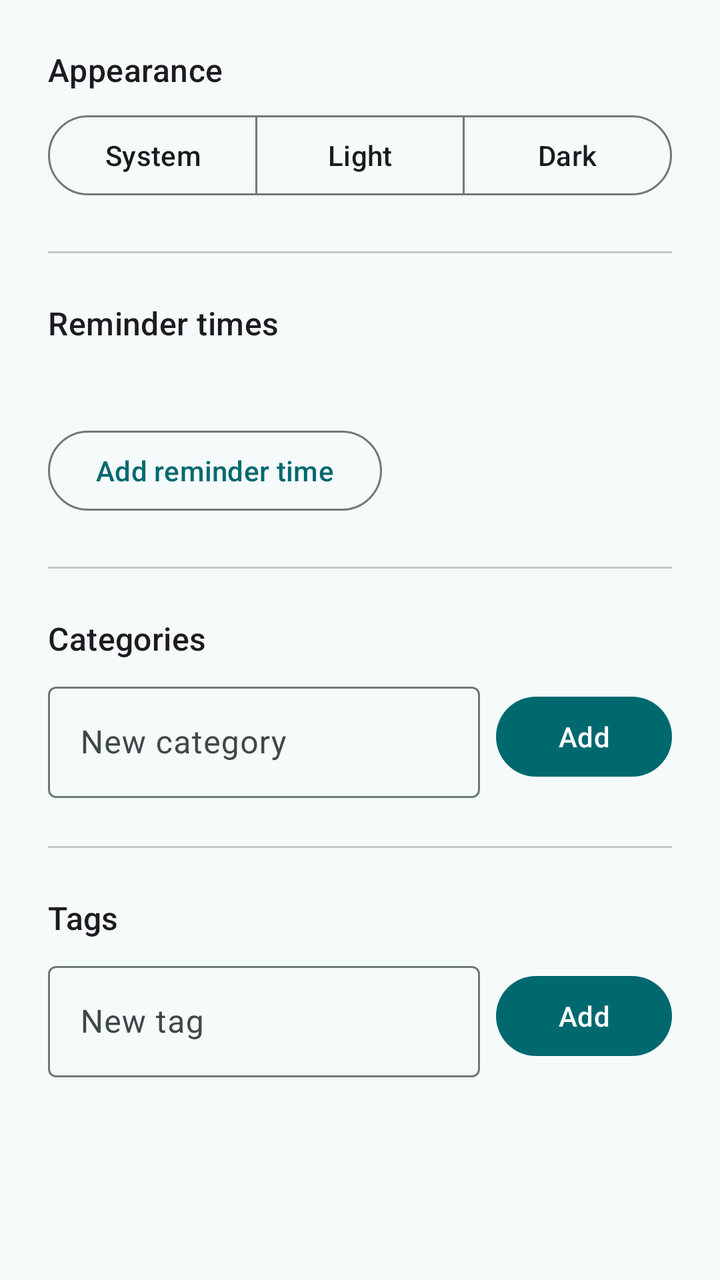
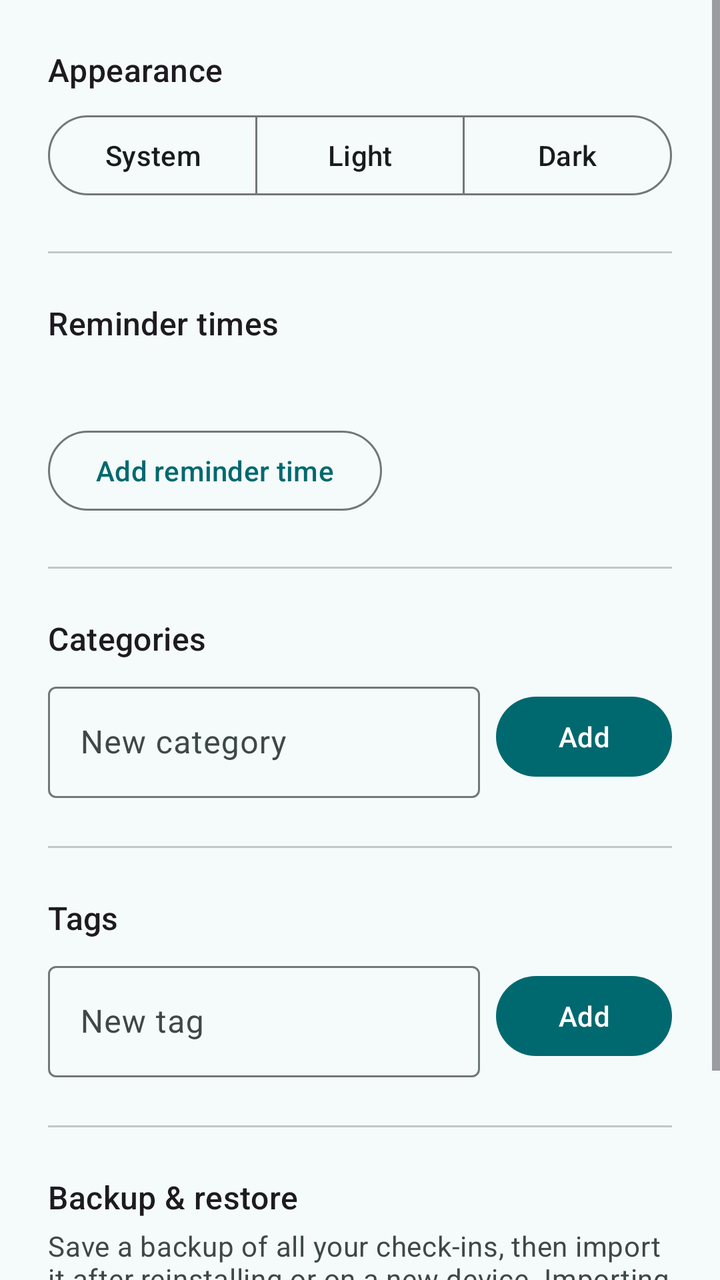

Screens rendered from an Android XML layout before and after an edit, with the pre-edit source and the edit as a unified diff.
<!-- AndroidManifest.xml: application theme Theme.Baromi -->
<!-- res/layout/activity_settings.xml -->
<?xml version="1.0" encoding="utf-8"?>
<ScrollView xmlns:android="http://schemas.android.com/apk/res/android"
    xmlns:app="http://schemas.android.com/apk/res-auto"
    android:layout_width="match_parent"
    android:layout_height="match_parent"
    android:clipToPadding="false"
    android:fitsSystemWindows="true"
    android:fillViewport="true">

    <LinearLayout
        android:layout_width="match_parent"
        android:layout_height="wrap_content"
        android:orientation="vertical"
        android:padding="24dp">

        <TextView
            android:layout_width="wrap_content"
            android:layout_height="wrap_content"
            android:text="@string/appearance_header"
            android:textAppearance="?attr/textAppearanceTitleMedium" />

        <com.google.android.material.button.MaterialButtonToggleGroup
            android:id="@+id/themeToggle"
            android:layout_width="match_parent"
            android:layout_height="wrap_content"
            android:layout_marginTop="8dp"
            app:selectionRequired="true"
            app:singleSelection="true">

            <com.google.android.material.button.MaterialButton
                android:id="@+id/themeSystem"
                style="?attr/materialButtonOutlinedStyle"
                android:layout_width="0dp"
                android:layout_height="wrap_content"
                android:layout_weight="1"
                android:text="@string/theme_system" />

            <com.google.android.material.button.MaterialButton
                android:id="@+id/themeLight"
                style="?attr/materialButtonOutlinedStyle"
                android:layout_width="0dp"
                android:layout_height="wrap_content"
                android:layout_weight="1"
                android:text="@string/theme_light" />

            <com.google.android.material.button.MaterialButton
                android:id="@+id/themeDark"
                style="?attr/materialButtonOutlinedStyle"
                android:layout_width="0dp"
                android:layout_height="wrap_content"
                android:layout_weight="1"
                android:text="@string/theme_dark" />
        </com.google.android.material.button.MaterialButtonToggleGroup>

        <View
            android:layout_width="match_parent"
            android:layout_height="1dp"
            android:layout_marginTop="24dp"
            android:layout_marginBottom="24dp"
            android:background="?attr/colorOutlineVariant" />

        <TextView
            android:layout_width="wrap_content"
            android:layout_height="wrap_content"
            android:text="@string/reminders_header"
            android:textAppearance="?attr/textAppearanceTitleMedium" />

        <TextView
            android:id="@+id/reminderStatus"
            android:layout_width="match_parent"
            android:layout_height="wrap_content"
            android:layout_marginTop="4dp"
            android:textAppearance="?attr/textAppearanceBodyMedium"
            android:textColor="?attr/colorOnSurfaceVariant" />

        <com.google.android.material.button.MaterialButton
            android:id="@+id/buttonGrantPermissions"
            android:layout_width="wrap_content"
            android:layout_height="wrap_content"
            android:layout_marginTop="4dp"
            android:text="@string/grant_permission"
            android:visibility="gone" />

        <LinearLayout
            android:id="@+id/containerReminders"
            android:layout_width="match_parent"
            android:layout_height="wrap_content"
            android:layout_marginTop="8dp"
            android:orientation="vertical" />

        <com.google.android.material.button.MaterialButton
            android:id="@+id/buttonAddTime"
            style="?attr/materialButtonOutlinedStyle"
            android:layout_width="wrap_content"
            android:layout_height="wrap_content"
            android:layout_marginTop="8dp"
            android:text="@string/add_reminder_time" />

        <View
            android:layout_width="match_parent"
            android:layout_height="1dp"
            android:layout_marginTop="24dp"
            android:layout_marginBottom="24dp"
            android:background="?attr/colorOutlineVariant" />

        <TextView
            android:layout_width="wrap_content"
            android:layout_height="wrap_content"
            android:text="@string/categories_header"
            android:textAppearance="?attr/textAppearanceTitleMedium" />

        <LinearLayout
            android:id="@+id/containerCategories"
            android:layout_width="match_parent"
            android:layout_height="wrap_content"
            android:orientation="vertical" />

        <LinearLayout
            android:layout_width="match_parent"
            android:layout_height="wrap_content"
            android:layout_marginTop="8dp"
            android:gravity="center_vertical"
            android:orientation="horizontal">

            <com.google.android.material.textfield.TextInputLayout
                android:id="@+id/inputCategoryLayout"
                android:layout_width="0dp"
                android:layout_height="wrap_content"
                android:layout_weight="1"
                android:hint="@string/new_category_hint">

                <com.google.android.material.textfield.TextInputEditText
                    android:id="@+id/inputNewCategory"
                    android:layout_width="match_parent"
                    android:layout_height="wrap_content"
                    android:inputType="text|textCapSentences|textNoSuggestions"
                    android:maxLength="40" />
            </com.google.android.material.textfield.TextInputLayout>

            <com.google.android.material.button.MaterialButton
                android:id="@+id/buttonAddCategory"
                android:layout_width="wrap_content"
                android:layout_height="wrap_content"
                android:layout_marginStart="8dp"
                android:text="@string/add_category" />
        </LinearLayout>

        <View
            android:layout_width="match_parent"
            android:layout_height="1dp"
            android:layout_marginTop="24dp"
            android:layout_marginBottom="24dp"
            android:background="?attr/colorOutlineVariant" />

        <TextView
            android:layout_width="wrap_content"
            android:layout_height="wrap_content"
            android:text="@string/tags_header"
            android:textAppearance="?attr/textAppearanceTitleMedium" />

        <LinearLayout
            android:id="@+id/containerTags"
            android:layout_width="match_parent"
            android:layout_height="wrap_content"
            android:orientation="vertical" />

        <LinearLayout
            android:layout_width="match_parent"
            android:layout_height="wrap_content"
            android:layout_marginTop="8dp"
            android:gravity="center_vertical"
            android:orientation="horizontal">

            <com.google.android.material.textfield.TextInputLayout
                android:id="@+id/inputTagLayout"
                android:layout_width="0dp"
                android:layout_height="wrap_content"
                android:layout_weight="1"
                android:hint="@string/new_tag_hint">

                <com.google.android.material.textfield.TextInputEditText
                    android:id="@+id/inputNewTag"
                    android:layout_width="match_parent"
                    android:layout_height="wrap_content"
                    android:inputType="text|textNoSuggestions"
                    android:maxLength="40" />
            </com.google.android.material.textfield.TextInputLayout>

            <com.google.android.material.button.MaterialButton
                android:id="@+id/buttonAddTag"
                android:layout_width="wrap_content"
                android:layout_height="wrap_content"
                android:layout_marginStart="8dp"
                android:text="@string/add_tag" />
        </LinearLayout>
    </LinearLayout>
</ScrollView>
<!-- resources referenced by this layout -->
<resources>
  <string name="add_category">Add</string>
  <string name="add_reminder_time">Add reminder time</string>
  <string name="add_tag">Add</string>
  <string name="appearance_header">Appearance</string>
  <string name="categories_header">Categories</string>
  <string name="grant_permission">Grant permission</string>
  <string name="new_category_hint">New category</string>
  <string name="new_tag_hint">New tag</string>
  <string name="reminders_header">Reminder times</string>
  <string name="tags_header">Tags</string>
  <string name="theme_dark">Dark</string>
  <string name="theme_light">Light</string>
  <string name="theme_system">System</string>
  <color name="baromi_primary">#00696F</color>
  <color name="baromi_on_primary">#FFFFFF</color>
  <color name="baromi_primary_container">#6FF6FF</color>
  <color name="baromi_on_primary_container">#002022</color>
  <color name="baromi_secondary">#4A6365</color>
  <color name="baromi_on_secondary">#FFFFFF</color>
  <color name="baromi_secondary_container">#CDE7E9</color>
  <color name="baromi_on_secondary_container">#051F21</color>
  <color name="baromi_tertiary">#7E5700</color>
  <color name="baromi_on_tertiary">#FFFFFF</color>
  <color name="baromi_tertiary_container">#FFDDB1</color>
  <color name="baromi_on_tertiary_container">#281800</color>
  <color name="baromi_error">#BA1A1A</color>
  <color name="baromi_on_error">#FFFFFF</color>
  <color name="baromi_error_container">#FFDAD6</color>
  <color name="baromi_on_error_container">#410002</color>
  <color name="baromi_background">#F5FAFB</color>
  <color name="baromi_on_background">#171D1E</color>
  <color name="baromi_surface">#F5FAFB</color>
  <color name="baromi_on_surface">#171D1E</color>
  <color name="baromi_surface_variant">#DAE4E5</color>
  <color name="baromi_on_surface_variant">#3F4849</color>
  <color name="baromi_outline">#6F797A</color>
  <color name="baromi_outline_variant">#BFC8C9</color>
  <color name="baromi_inverse_surface">#2B3132</color>
  <color name="baromi_inverse_on_surface">#ECF2F3</color>
  <color name="baromi_inverse_primary">#4FD8E0</color>
  <color name="baromi_surface_dim">#D6DCDD</color>
  <color name="baromi_surface_bright">#F5FAFB</color>
  <color name="baromi_surface_container_lowest">#FFFFFF</color>
  <color name="baromi_surface_container_low">#EFF5F6</color>
  <color name="baromi_surface_container">#EAF0F1</color>
  <color name="baromi_surface_container_high">#E4EAEB</color>
  <color name="baromi_surface_container_highest">#DEE4E5</color>
  <color name="baromi_primary_fixed">#6FF6FF</color>
  <color name="baromi_primary_fixed_dim">#4FD8E0</color>
  <color name="baromi_on_primary_fixed">#002022</color>
  <color name="baromi_on_primary_fixed_variant">#004F55</color>
  <color name="baromi_secondary_fixed">#CDE7E9</color>
  <color name="baromi_secondary_fixed_dim">#B1CBCD</color>
  <color name="baromi_on_secondary_fixed">#051F21</color>
  <color name="baromi_on_secondary_fixed_variant">#324B4D</color>
  <color name="baromi_tertiary_fixed">#FFDDB1</color>
  <color name="baromi_tertiary_fixed_dim">#F5BD48</color>
  <color name="baromi_on_tertiary_fixed">#281800</color>
  <color name="baromi_on_tertiary_fixed_variant">#5F3F00</color>
  <!-- unchanged entries left out for length: 1 -->
</resources>

<!-- the commit's change to res/layout/activity_settings.xml (unified diff, before → after) -->
@@ -193,5 +193,51 @@
                 android:layout_marginStart="8dp"
                 android:text="@string/add_tag" />
         </LinearLayout>
+
+        <View
+            android:layout_width="match_parent"
+            android:layout_height="1dp"
+            android:layout_marginTop="24dp"
+            android:layout_marginBottom="24dp"
+            android:background="?attr/colorOutlineVariant" />
+
+        <TextView
+            android:layout_width="wrap_content"
+            android:layout_height="wrap_content"
+            android:text="@string/data_header"
+            android:textAppearance="?attr/textAppearanceTitleMedium" />
+
+        <TextView
+            android:layout_width="match_parent"
+            android:layout_height="wrap_content"
+            android:layout_marginTop="4dp"
+            android:text="@string/backup_description"
+            android:textAppearance="?attr/textAppearanceBodyMedium"
+            android:textColor="?attr/colorOnSurfaceVariant" />
+
+        <LinearLayout
+            android:layout_width="match_parent"
+            android:layout_height="wrap_content"
+            android:layout_marginTop="12dp"
+            android:gravity="center_vertical"
+            android:orientation="horizontal">
+
+            <com.google.android.material.button.MaterialButton
+                android:id="@+id/buttonExportBackup"
+                style="?attr/materialButtonOutlinedStyle"
+                android:layout_width="0dp"
+                android:layout_height="wrap_content"
+                android:layout_weight="1"
+                android:text="@string/export_backup" />
+
+            <com.google.android.material.button.MaterialButton
+                android:id="@+id/buttonImportBackup"
+                style="?attr/materialButtonOutlinedStyle"
+                android:layout_width="0dp"
+                android:layout_height="wrap_content"
+                android:layout_marginStart="8dp"
+                android:layout_weight="1"
+                android:text="@string/import_backup" />
+        </LinearLayout>
     </LinearLayout>
 </ScrollView>
<!-- resource entries referenced after the edit -->
@@ -4,8 +4,12 @@
   <string name="add_reminder_time">Add reminder time</string>
   <string name="add_tag">Add</string>
   <string name="appearance_header">Appearance</string>
+  <string name="backup_description">Save a backup of all your check-ins, then import it after reinstalling or on a new device. Importing adds entries and skips any duplicates — it never deletes what you already have.</string>
   <string name="categories_header">Categories</string>
+  <string name="data_header">Backup &amp; restore</string>
+  <string name="export_backup">Export backup</string>
   <string name="grant_permission">Grant permission</string>
+  <string name="import_backup">Import backup</string>
   <string name="new_category_hint">New category</string>
   <string name="new_tag_hint">New tag</string>
   <string name="reminders_header">Reminder times</string>
